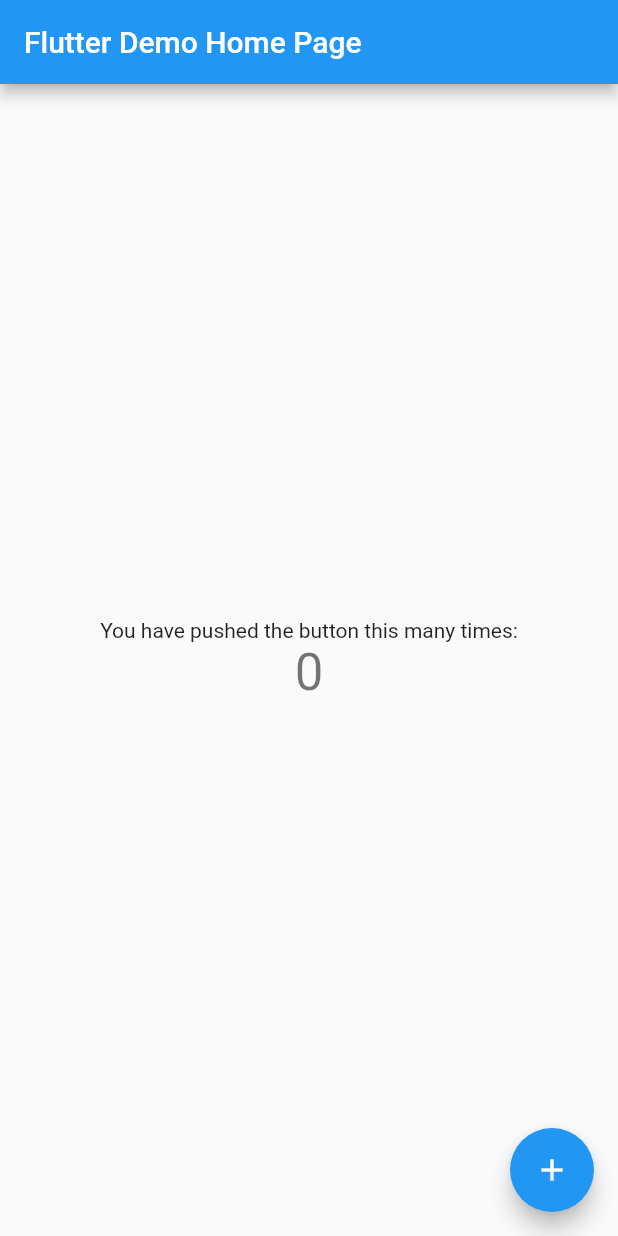
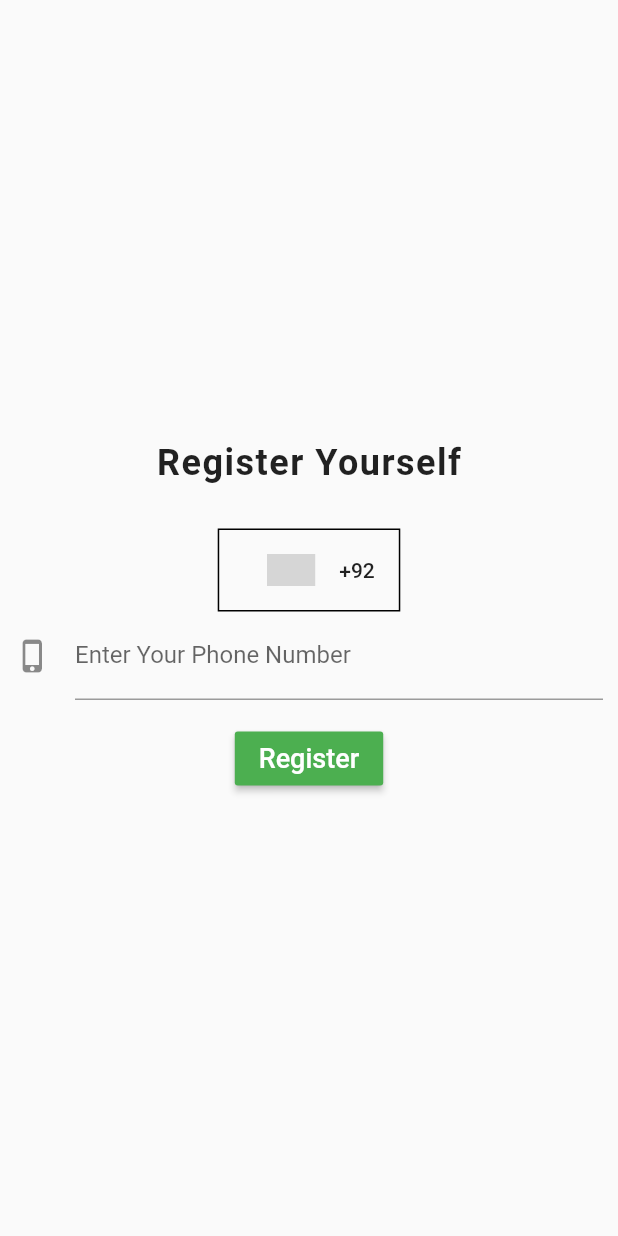
Before and after one commit to Mashood97/hundred_days_flutter_challenge, a Flutter app: the screen it shows after launch, on a phone screen of 412 x 824 dp. Run offline on Flutter 3.47's test engine with Material 2 defaults, Android fonts, the phone set to English and light mode, and no system bars; drawn by our look-alikes of country_code_picker; grey boxes are pictures that could not be loaded.

Commit message:
WhatsApp Chat Auth

```diff
--- a/lib/main.dart
+++ b/lib/main.dart
@@ -1,111 +1,30 @@
 import 'package:flutter/material.dart';
+import 'package:hundreddaysflutterchallenge/screens/auth_screen.dart';
+import './screens/home_screen.dart';
 
-void main() => runApp(MyApp());
+void main() {
+  runApp(HomeConfig());
+}
 
-class MyApp extends StatelessWidget {
-  // This widget is the root of your application.
+class HomeConfig extends StatelessWidget {
   @override
   Widget build(BuildContext context) {
     return MaterialApp(
-      title: 'Flutter Demo',
       theme: ThemeData(
-        // This is the theme of your application.
-        //
-        // Try running your application with "flutter run". You'll see the
-        // application has a blue toolbar. Then, without quitting the app, try
-        // changing the primarySwatch below to Colors.green and then invoke
-        // "hot reload" (press "r" in the console where you ran "flutter run",
-        // or simply save your changes to "hot reload" in a Flutter IDE).
-        // Notice that the counter didn't reset back to zero; the application
-        // is not restarted.
-        primarySwatch: Colors.blue,
+        primarySwatch: Colors.green,
+        accentColor: Colors.lightGreen,
+        textTheme: TextTheme(
+          title: TextStyle(
+            color: Colors.white,
+            fontSize: 18,
+          ),
+        )
       ),
-      home: MyHomePage(title: 'Flutter Demo Home Page'),
+      initialRoute: '/',
+      routes: {
+        '/': (ctx) => AuthScreen(),
+//        AuthScreen.auth_route_args: (ctx) => AuthScreen(),
+      },
     );
   }
 }
-
-class MyHomePage extends StatefulWidget {
-  MyHomePage({Key key, this.title}) : super(key: key);
-
-  // This widget is the home page of your application. It is stateful, meaning
-  // that it has a State object (defined below) that contains fields that affect
-  // how it looks.
-
-  // This class is the configuration for the state. It holds the values (in this
-  // case the title) provided by the parent (in this case the App widget) and
-  // used by the build method of the State. Fields in a Widget subclass are
-  // always marked "final".
-
-  final String title;
-
-  @override
-  _MyHomePageState createState() => _MyHomePageState();
-}
-
-class _MyHomePageState extends State<MyHomePage> {
-  int _counter = 0;
-
-  void _incrementCounter() {
-    setState(() {
-      // This call to setState tells the Flutter framework that something has
-      // changed in this State, which causes it to rerun the build method below
-      // so that the display can reflect the updated values. If we changed
-      // _counter without calling setState(), then the build method would not be
-      // called again, and so nothing would appear to happen.
-      _counter++;
-    });
-  }
-
-  @override
-  Widget build(BuildContext context) {
-    // This method is rerun every time setState is called, for instance as done
-    // by the _incrementCounter method above.
-    //
-    // The Flutter framework has been optimized to make rerunning build methods
-    // fast, so that you can just rebuild anything that needs updating rather
-    // than having to individually change instances of widgets.
-    return Scaffold(
-      appBar: AppBar(
-        // Here we take the value from the MyHomePage object that was created by
-        // the App.build method, and use it to set our appbar title.
-        title: Text(widget.title),
-      ),
-      body: Center(
-        // Center is a layout widget. It takes a single child and positions it
-        // in the middle of the parent.
-        child: Column(
-          // Column is also a layout widget. It takes a list of children and
-          // arranges them vertically. By default, it sizes itself to fit its
-          // children horizontally, and tries to be as tall as its parent.
-          //
-          // Invoke "debug painting" (press "p" in the console, choose the
-          // "Toggle Debug Paint" action from the Flutter Inspector in Android
-          // Studio, or the "Toggle Debug Paint" command in Visual Studio Code)
-          // to see the wireframe for each widget.
-          //
-          // Column has various properties to control how it sizes itself and
-          // how it positions its children. Here we use mainAxisAlignment to
-          // center the children vertically; the main axis here is the vertical
-          // axis because Columns are vertical (the cross axis would be
-          // horizontal).
-          mainAxisAlignment: MainAxisAlignment.center,
-          children: <Widget>[
-            Text(
-              'You have pushed the button this many times:',
-            ),
-            Text(
-              '$_counter',
-              style: Theme.of(context).textTheme.display1,
-            ),
-          ],
-        ),
-      ),
-      floatingActionButton: FloatingActionButton(
-        onPressed: _incrementCounter,
-        tooltip: 'Increment',
-        child: Icon(Icons.add),
-      ), // This trailing comma makes auto-formatting nicer for build methods.
-    );
-  }
-}
--- /dev/null
+++ b/lib/screens/auth_screen.dart
@@ -0,0 +1,78 @@
+import 'package:flutter/material.dart';
+import 'package:country_code_picker/country_code_picker.dart';
+
+class AuthScreen extends StatelessWidget {
+  static const auth_route_args = '/auth-screen';
+  String country_code;
+
+  @override
+  Widget build(BuildContext context) {
+    return Scaffold(
+      body: SafeArea(
+          child: Padding(
+            padding: const EdgeInsets.all(10.0),
+            child: Column(
+              mainAxisAlignment: MainAxisAlignment.center,
+              children: <Widget>[
+                Text(
+                  'Register Yourself',
+                  style: TextStyle(
+                    fontSize: 24,
+                    fontWeight: FontWeight.w700,
+                    letterSpacing: 1,
+                  ),
+                ),
+                SizedBox(
+                  height: 30,
+                ),
+                Container(
+                  decoration: BoxDecoration(
+                    border: Border.all(color: Colors.black),
+                  ),
+                  child: CountryCodePicker(
+                    searchDecoration: InputDecoration(
+                        labelText: 'Search Country'),
+                    onChanged: (value) {
+                      country_code = value.toString();
+                      print(country_code);
+                    },
+                    // Initial selection and favorite can be one of code ('IT') OR dial_code('+39')
+                    initialSelection: 'PK',
+                    favorite: ['+92', 'PK'],
+                    // optional. Shows only country name and flag
+                    showCountryOnly: false,
+                    // optional. Shows only country name and flag when popup is closed.
+                    showOnlyCountryWhenClosed: false,
+                    // optional. aligns the flag and the Text left
+                    alignLeft: false,
+                  ),
+                ),
+                TextField(
+                  decoration: InputDecoration(
+                    labelText: 'Enter Your Phone Number',
+                    hintText: 'e.g 3352655824',
+                    icon: Icon(Icons.phone_iphone),
+                  ),
+                  keyboardType: TextInputType.number,
+                ),
+
+                SizedBox(
+                  height: 15,
+                ),
+
+                RaisedButton(
+                  color: Theme
+                      .of(context)
+                      .primaryColor,
+                  child: Text(
+                    'Register',
+                    style:Theme.of(context).textTheme.title,
+                  ),
+                  onPressed: () {},
+                )
+              ],
+            ),
+          )),
+    );
+  }
+}
--- /dev/null
+++ b/lib/screens/home_screen.dart
@@ -0,0 +1,17 @@
+import 'package:flutter/material.dart';
+
+
+class HomeScreen extends StatelessWidget {
+  @override
+  Widget build(BuildContext context) {
+    return Scaffold(
+      appBar:AppBar(
+        title: Text('WhatsApp'),
+      ),
+      floatingActionButton: FloatingActionButton(
+        onPressed:(){},
+        child: Icon(Icons.add),
+      ),
+    );
+  }
+}
--- a/pubspec.yaml
+++ b/pubspec.yaml
@@ -23,6 +23,7 @@ dependencies:
   # The following adds the Cupertino Icons font to your application.
   # Use with the CupertinoIcons class for iOS style icons.
   cupertino_icons: ^0.1.2
+  country_code_picker: ^1.3.11
 
 dev_dependencies:
   flutter_test:
```
Also changed, not shown: pubspec.lock, 6 other files.
